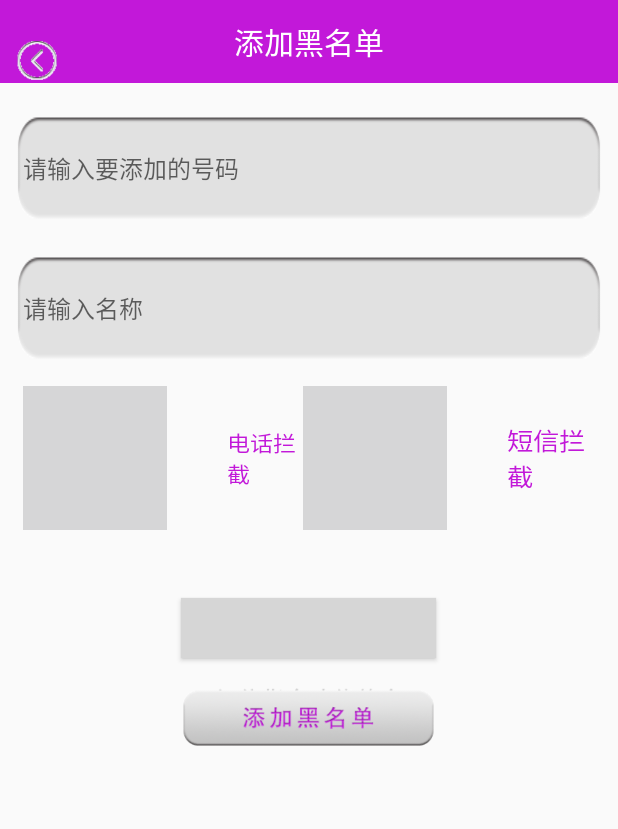
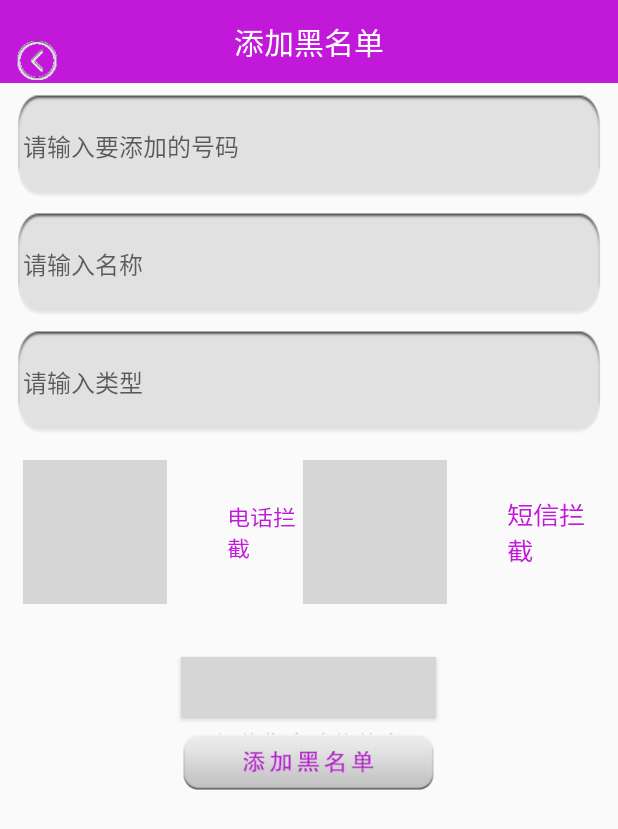
Before and after one commit to huangqunzhan013/MobileGuard, an Android app: the AddBlackNumberActivity screen opened directly, with no data from a screen before it, on a phone screen of 412 x 824 dp. Shown: the top 829 px of the screen. Run offline under Robolectric (Android 15) with nearby library versions, the phone set to English and light mode, and no system bars; grey boxes are pictures that could not be loaded.

Commit message:
通讯卫士黑名单类型

```diff
--- a/app/src/main/java/cn/edu/gdmec/android/mobileguard/m3communicationguard/AddBlackNumberActivity.java
+++ b/app/src/main/java/cn/edu/gdmec/android/mobileguard/m3communicationguard/AddBlackNumberActivity.java
@@ -26,6 +26,7 @@
     private CheckBox mTelCB;
     private EditText mNumET;
     private EditText mNameET;
+    private EditText mTypeET;
     private BlackNumberDao dao;
 
     private void initView(){
@@ -39,6 +40,7 @@
         mTelCB= (CheckBox) findViewById(R.id.cb_blacknumber_tel);
         mNumET= (EditText) findViewById(R.id.et_balcknumber);
         mNameET= (EditText) findViewById(R.id.et_blackname);
+        mTypeET= (EditText) findViewById(R.id.et_type);
         findViewById(R.id.add_blacknum_btn).setOnClickListener(this);
         findViewById(R.id.add_fromcontact_btn).setOnClickListener(this);
     }
@@ -49,8 +51,10 @@
         if (data!=null){
             String phone=data.getStringExtra("phone");
             String name=data.getStringExtra("name");
+            String type=data.getStringExtra("type");
             mNameET.setText(name);
             mNumET.setText(phone);
+            mTypeET.setText(type);
         }
     }
 
@@ -72,6 +76,7 @@
             case R.id.add_blacknum_btn:
                 String number=mNumET.getText().toString().trim();
                 String name=mNameET.getText().toString().trim();
+                String type=mTypeET.getText().toString().trim();
                 if (TextUtils.isEmpty(number)||TextUtils.isEmpty(name)){
                     Toast.makeText(this,"电话号码和手机号不能为空!",Toast.LENGTH_LONG).show();
                     return;
@@ -79,6 +84,7 @@
                     BlackContactInfo blackContactInfo=new BlackContactInfo();
                     blackContactInfo.phoneNumber=number;
                     blackContactInfo.contactName=name;
+                    blackContactInfo.type=type;
                     if(mSmsCB.isChecked()&mTelCB.isChecked()){
                         blackContactInfo.mode=3;
                     }else if(mSmsCB.isChecked()&!mTelCB.isChecked()){
--- a/app/src/main/java/cn/edu/gdmec/android/mobileguard/m3communicationguard/db/BlackNumberOpenHelper.java
+++ b/app/src/main/java/cn/edu/gdmec/android/mobileguard/m3communicationguard/db/BlackNumberOpenHelper.java
@@ -27,8 +27,8 @@
     }
     @Override
     public void onCreate(SQLiteDatabase sqLiteDatabase) {
-        sqLiteDatabase.execSQL("create table blacknumber" + "(id integer primary key autoincrement," + "number varchar(20)," + "name varchar(255),"+"mode integer)");
-
+       // sqLiteDatabase.execSQL("create table blacknumber" + "(id integer primary key autoincrement," + "number varchar(20)," + "name varchar(255),"+"mode integer,"+"type varchar(50))");
+        sqLiteDatabase.execSQL("create table blacknumber "+"(id integer primary key autoincrement,"+"number varchar(20),"+"name varchar(255),"+"mode integer,"+"type varchar(200))");
     }
 
     @Override
--- a/app/src/main/java/cn/edu/gdmec/android/mobileguard/m3communicationguard/entity/BlackContactInfo.java
+++ b/app/src/main/java/cn/edu/gdmec/android/mobileguard/m3communicationguard/entity/BlackContactInfo.java
@@ -9,6 +9,8 @@
     public String phoneNumber;
     //黑名单联系人名
     public String contactName;
+
+    public String type;
     //黑名单拦截模式   1为电话拦截   2为短信拦截   3都拦截
     public int mode;
 
--- a/app/src/main/res/layout/activity_add_black_number.xml
+++ b/app/src/main/res/layout/activity_add_black_number.xml
@@ -12,7 +12,7 @@
         android:layout_height="wrap_content"
         android:layout_marginLeft="10dp"
         android:layout_marginRight="10dp"
-        android:layout_marginTop="20dp"
+        android:layout_marginTop="5dp"
         android:background="@drawable/coner_white_rec"
         android:hint="请输入要添加的号码"
         android:inputType="phone"
@@ -26,12 +26,25 @@
         android:layout_height="wrap_content"
         android:layout_marginLeft="10dp"
         android:layout_marginRight="10dp"
-        android:layout_marginTop="20dp"
+        android:layout_marginTop="5dp"
         android:background="@drawable/coner_white_rec"
         android:hint="请输入名称"
         android:paddingLeft="5dp"
         android:textColor="@color/bright_purple"
         android:textSize="16sp"/>
+
+    <EditText
+        android:id="@+id/et_type"
+        android:layout_width="match_parent"
+        android:layout_height="wrap_content"
+        android:layout_marginLeft="10dp"
+        android:layout_marginRight="10dp"
+        android:layout_marginTop="5dp"
+        android:background="@drawable/coner_white_rec"
+        android:hint="请输入类型"
+        android:paddingLeft="5dp"
+        android:textColor="@color/bright_purple"
+        android:textSize="16sp" />
 
     <LinearLayout
         android:layout_width="match_parent"
@@ -71,7 +84,7 @@
         android:layout_width="170dp"
         android:layout_height="40dp"
         android:layout_gravity="center_horizontal"
-        android:layout_marginTop="30dp"
+        android:layout_marginTop="20dp"
         android:background="@drawable/add_btn_selector_securityphone"/>
 
     <Button
@@ -79,6 +92,6 @@
         android:layout_width="170dp"
         android:layout_height="40dp"
         android:layout_gravity="center_horizontal"
-        android:layout_marginTop="20dp"
+        android:layout_marginTop="10dp"
         android:background="@drawable/add_fromcontact_btn_selector_securityphone"/>
 </LinearLayout>
```
Also changed, not shown: app/src/main/java/cn/edu/gdmec/android/mobileguard/m3communicationguard/adapter/BlackContactAdapter.java (+9 -0 lines), app/src/main/java/cn/edu/gdmec/android/mobileguard/m3communicationguard/db/dao/BlackNumberDao.java (+8 -1 lines), app/src/main/res/layout/item_list_blackcontact.xml (+9 -0 lines).
